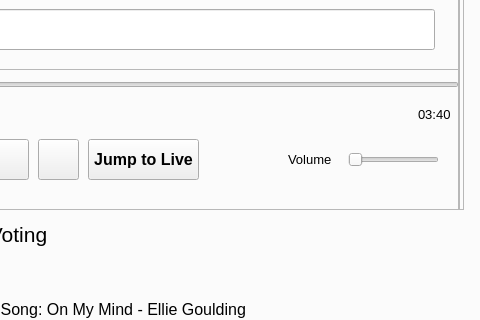
Above: Client/client.ui from MartinMinkov/Comm-Audio before the change; both pictures show x 488 to 968 and y 102 to 422 of the 968 by 542 pixel window. Below: the same form after it.
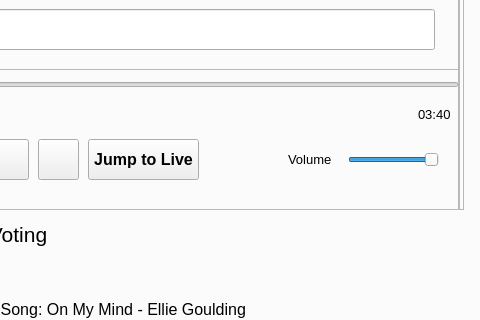
That is the form after the change. The open tabs and pages were chosen to show the change. Icons and pictures are not drawn.

```diff
--- a/Client/client.ui
+++ b/Client/client.ui
@@ -1351,6 +1351,9 @@
         <height>22</height>
        </rect>
       </property>
+      <property name="sliderPosition">
+       <number>99</number>
+      </property>
       <property name="orientation">
        <enum>Qt::Horizontal</enum>
       </property>
```
Left out of the diff: 4 changed lines with no effect on the pictures.
